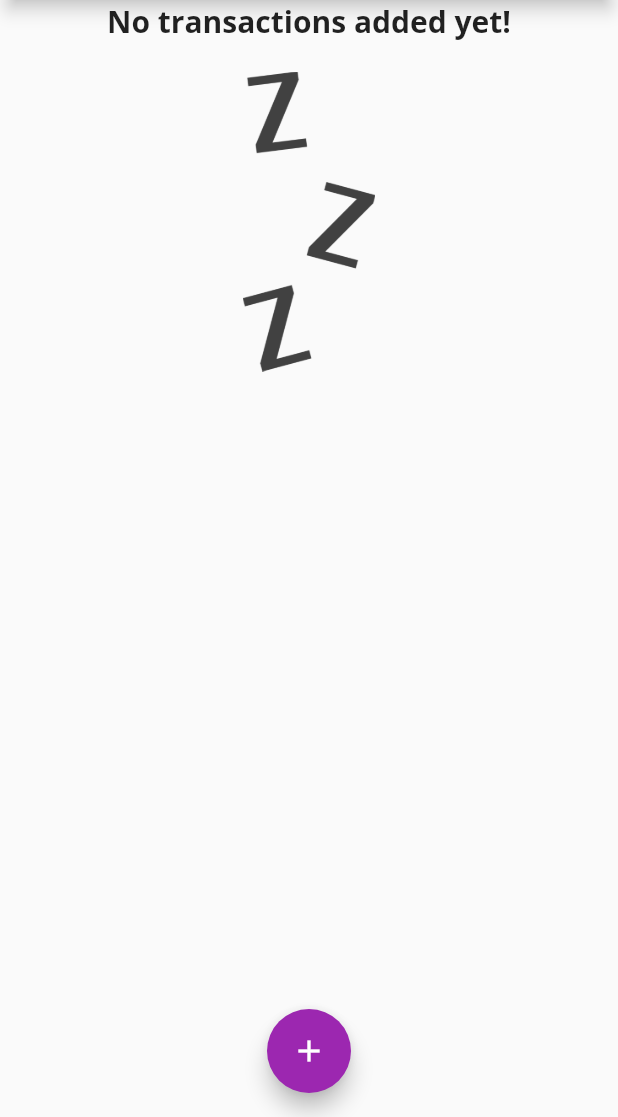
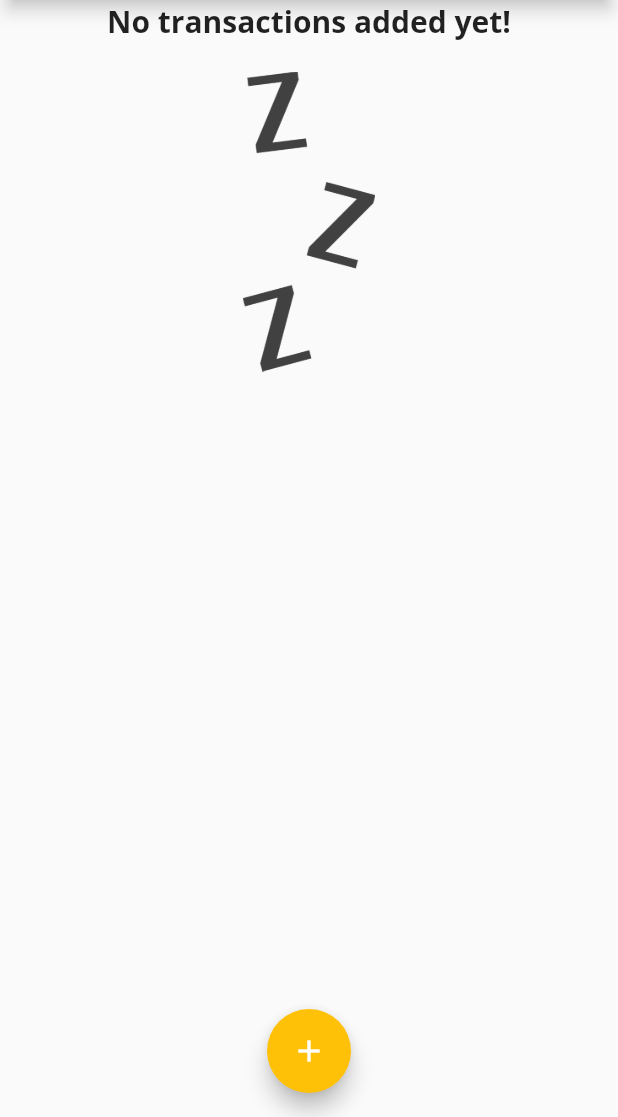
Before and after one commit to VladoDev03/flutter-udemy, a Flutter app: the screen it shows after launch, on a phone screen of 412 x 824 dp, the part 119-1236 px from its top. Run offline on Flutter 3.47's test engine with Material 2 defaults, Android fonts, the phone set to English and light mode, and no system bars.

Commit message:
Fixed colors theme.

```diff
--- a/personal_expenses_app/lib/main.dart
+++ b/personal_expenses_app/lib/main.dart
@@ -15,7 +15,9 @@ class MyApp extends StatelessWidget {
     return MaterialApp(
       title: 'Personal Expenses',
       theme: ThemeData(
-        primarySwatch: Colors.purple,
+        colorScheme: ThemeData(primarySwatch: Colors.purple)
+            .colorScheme
+            .copyWith(secondary: Colors.amber),
         fontFamily: 'Quicksand',
         textTheme: ThemeData.light().textTheme.copyWith(
             titleMedium: const TextStyle(
```
